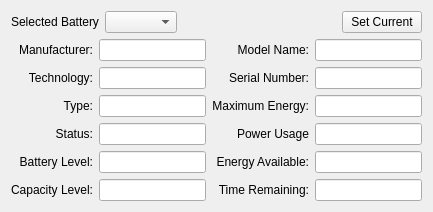
First picture: the form in mainwidget.ui, repository brandonjhall/QBattMon, before the edit.
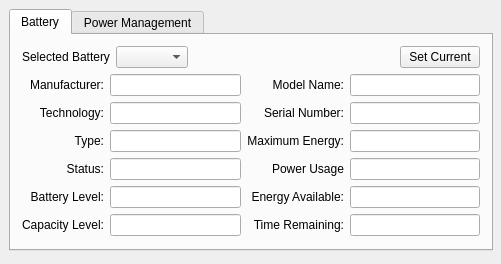
Second picture: the form after the edit. Custom widgets are drawn as their Qt base class.

Commit message:
Add features Power Management
Began process of adding Power Management features to the MainWidget.
Added class BrightnessSlider for controlling display brightness.
Added a QTabWidget to MainWidget to hold two tabs: Battery and Power
Management.
Fixed bug in SystemTrayIcon where icon would be blank between capacity
levels of 7 and 10 percent.

Patch:
```diff
--- a/mainwidget.ui
+++ b/mainwidget.ui
@@ -6,15 +6,46 @@
    <rect>
     <x>0</x>
     <y>0</y>
-    <width>433</width>
-    <height>210</height>
+    <width>501</width>
+    <height>264</height>
    </rect>
   </property>
   <property name="windowTitle">
    <string>QBattMon</string>
   </property>
-  <layout class="QGridLayout" name="gridLayout_2">
-   <item row="0" column="1" alignment="Qt::AlignRight">
+  <widget class="QTabWidget" name="tabWidget">
+   <property name="geometry">
+    <rect>
+     <x>9</x>
+     <y>9</y>
+     <width>484</width>
+     <height>242</height>
+    </rect>
+   </property>
+   <property name="currentIndex">
+    <number>0</number>
+   </property>
+   <widget class="QWidget" name="tab">
+    <attribute name="title">
+     <string>Battery</string>
+    </attribute>
+    <layout class="QGridLayout" name="gridLayout_3">
+     <item row="0" column="0">
+      <layout class="QHBoxLayout" name="horizontalLayout">
+       <item>
+        <widget class="QLabel" name="label">
+         <property name="maximumSize">
+          <size>
+           <width>88</width>
+           <height>16777215</height>
+          </size>
+         </property>
+         <property name="text">
+          <string>Selected Battery</string>
+         </property>
+        </widget>
+       </item>
+       <item>
     <widget class="QComboBox" name="comboBox">
      <property name="maximumSize">
       <size>
@@ -24,8 +55,36 @@
      </property>
     </widget>
    </item>
-   <item row="1" column="0" colspan="4">
-    <layout class="QGridLayout" name="gridLayout">
+       <item>
+        <spacer name="horizontalSpacer">
+         <property name="orientation">
+          <enum>Qt::Horizontal</enum>
+         </property>
+         <property name="sizeHint" stdset="0">
+          <size>
+           <width>202</width>
+           <height>20</height>
+          </size>
+         </property>
+        </spacer>
+       </item>
+       <item>
+        <widget class="QPushButton" name="pushButton">
+         <property name="maximumSize">
+          <size>
+           <width>80</width>
+           <height>22</height>
+          </size>
+         </property>
+         <property name="text">
+          <string>Set Current</string>
+         </property>
+        </widget>
+       </item>
+      </layout>
+     </item>
+     <item row="1" column="0">
+      <layout class="QGridLayout" name="gridLayout_2">
      <item row="0" column="0">
       <widget class="QLabel" name="label_2">
        <property name="text">
@@ -127,6 +186,13 @@
        </property>
       </widget>
      </item>
+       <item row="3" column="1">
+        <widget class="QLineEdit" name="status">
+         <property name="readOnly">
+          <bool>true</bool>
+         </property>
+        </widget>
+       </item>
      <item row="2" column="3">
       <widget class="QLineEdit" name="energy_full">
        <property name="readOnly">
@@ -144,8 +210,8 @@
        </property>
       </widget>
      </item>
-     <item row="3" column="1">
-      <widget class="QLineEdit" name="status">
+       <item row="3" column="3">
+        <widget class="QLineEdit" name="power_now">
        <property name="readOnly">
         <bool>true</bool>
        </property>
@@ -161,8 +227,8 @@
        </property>
       </widget>
      </item>
-     <item row="3" column="3">
-      <widget class="QLineEdit" name="power_now">
+       <item row="4" column="1">
+        <widget class="QLineEdit" name="capacity">
        <property name="readOnly">
         <bool>true</bool>
        </property>
@@ -178,8 +244,8 @@
        </property>
       </widget>
      </item>
-     <item row="4" column="1">
-      <widget class="QLineEdit" name="capacity">
+       <item row="4" column="3">
+        <widget class="QLineEdit" name="energy_now">
        <property name="readOnly">
         <bool>true</bool>
        </property>
@@ -195,8 +261,8 @@
        </property>
       </widget>
      </item>
-     <item row="4" column="3">
-      <widget class="QLineEdit" name="energy_now">
+       <item row="5" column="1">
+        <widget class="QLineEdit" name="capacity_level">
        <property name="readOnly">
         <bool>true</bool>
        </property>
@@ -212,8 +278,8 @@
        </property>
       </widget>
      </item>
-     <item row="5" column="1">
-      <widget class="QLineEdit" name="capacity_level">
+       <item row="5" column="3">
+        <widget class="QLineEdit" name="time_remaining">
        <property name="readOnly">
         <bool>true</bool>
        </property>
@@ -229,62 +295,75 @@
        </property>
       </widget>
      </item>
-     <item row="5" column="3">
-      <widget class="QLineEdit" name="time_remaining">
-       <property name="readOnly">
-        <bool>true</bool>
-       </property>
-      </widget>
-     </item>
-    </layout>
-   </item>
+      </layout>
+     </item>
+    </layout>
+   </widget>
+   <widget class="QWidget" name="tab_2">
+    <attribute name="title">
+     <string>Power Management</string>
+    </attribute>
+    <layout class="QGridLayout" name="gridLayout_4">
    <item row="0" column="0">
-    <widget class="QLabel" name="label">
-     <property name="maximumSize">
-      <size>
-       <width>88</width>
-       <height>16777215</height>
-      </size>
-     </property>
+      <layout class="QGridLayout" name="gridLayout">
+       <item row="1" column="2">
+        <widget class="QLabel" name="brightnessPercent">
      <property name="text">
-      <string>Selected Battery</string>
+          <string>10%</string>
      </property>
     </widget>
    </item>
-   <item row="0" column="3">
-    <widget class="QPushButton" name="pushButton">
-     <property name="maximumSize">
-      <size>
-       <width>80</width>
-       <height>22</height>
-      </size>
-     </property>
+       <item row="1" column="0">
+        <widget class="QLabel" name="label_14">
      <property name="text">
-      <string>Set Current</string>
+          <string>Brightness</string>
      </property>
     </widget>
    </item>
-   <item row="0" column="2">
-    <spacer name="horizontalSpacer">
+       <item row="1" column="1">
+        <widget class="BrightnessSlider" name="horizontalSlider">
      <property name="orientation">
       <enum>Qt::Horizontal</enum>
      </property>
+         <property name="tickPosition">
+          <enum>QSlider::TicksBothSides</enum>
+         </property>
+         <property name="tickInterval">
+          <number>5</number>
+         </property>
+        </widget>
+       </item>
+       <item row="0" column="0">
+        <spacer name="verticalSpacer">
+         <property name="orientation">
+          <enum>Qt::Vertical</enum>
+         </property>
      <property name="sizeHint" stdset="0">
       <size>
-       <width>40</width>
-       <height>20</height>
+           <width>20</width>
+           <height>40</height>
       </size>
      </property>
     </spacer>
    </item>
   </layout>
-  <zorder>label</zorder>
-  <zorder>comboBox</zorder>
-  <zorder></zorder>
-  <zorder>pushButton</zorder>
-  <zorder>horizontalSpacer</zorder>
+     </item>
+    </layout>
+   </widget>
+  </widget>
  </widget>
  <layoutdefault spacing="6" margin="11"/>
+ <customwidgets>
+  <customwidget>
+   <class>BrightnessSlider</class>
+   <extends>QSlider</extends>
+   <header>brightnessslider.h</header>
+   <slots>
+    <signal>brightnessChanged(QString)</signal>
+    <slot>setPosition(QString)</slot>
+   </slots>
+  </customwidget>
+ </customwidgets>
  <resources/>
  <connections>
   <connection>
```
Left out of the diff: 16 changed lines with no effect on the pictures. Lines whose indentation alone changed are shown as unchanged. The commit also changes 6 other files.
